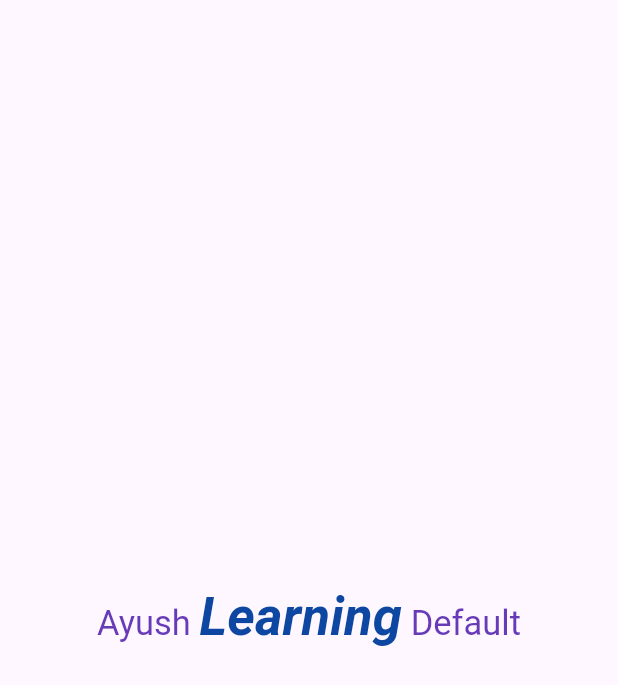
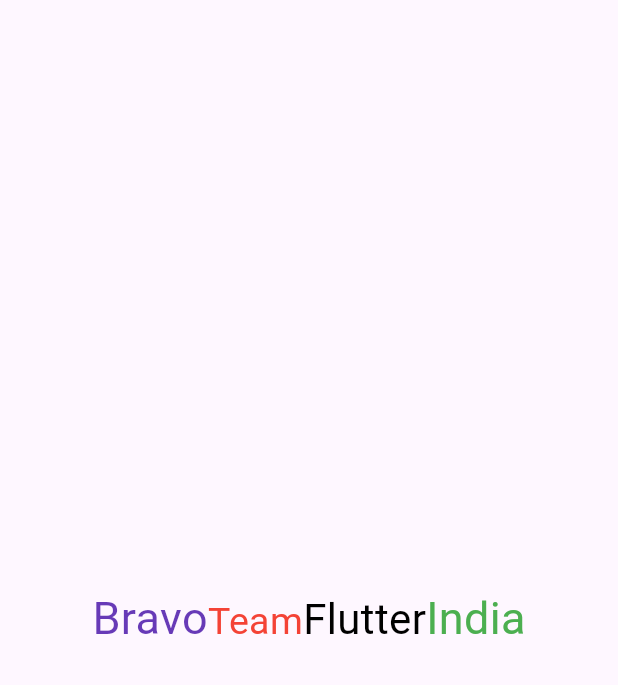
Before and after one commit to buildwithayush/learningWidgetsFlutter, a Flutter app: the screen it shows after launch, on a phone screen of 412 x 824 dp. Shown: the top 685 px of the screen. Run offline on Flutter 3.47's test engine with Material 3 defaults, Android fonts, the phone set to English and light mode, and no system bars.

Commit message:
LearnRich.Text Widget

```diff
--- /dev/null
+++ b/lib/basic_widgets.dart/text_widgets/text.rich.dart
@@ -0,0 +1,41 @@
+import 'package:flutter/material.dart';
+
+class TextdotRichWidget extends StatelessWidget {
+  const TextdotRichWidget({super.key});
+
+  @override
+  Widget build(BuildContext context) {
+    return Scaffold(
+      body: Center(
+        child: Text.rich(
+          TextSpan(
+            text: "Bravo",
+            style: const TextStyle(fontSize: 30, color: Colors.deepPurple),
+            children: <InlineSpan>[
+              TextSpan(
+                text: "Team",
+                style: const TextStyle(
+                  fontSize: 25,
+                  color: Colors.red,
+                ),
+              ),
+              TextSpan(
+               text: "Flutter",
+                style: const TextStyle(
+                    fontSize: 28,
+                    color: Colors.black,
+                  ),
+              ),
+              TextSpan(
+                text: "India",
+                style: const TextStyle(
+                  fontSize: 30,
+                  color: Colors.green,
+                ),
+              )
+         ] ),
+        ),
+      ),
+    );
+  }
+}
--- a/lib/main.dart
+++ b/lib/main.dart
@@ -1,5 +1,6 @@
 import 'package:flutter/material.dart';
-import 'package:widgetsflutter/basic_widgets.dart/text_widgets/rich_text.dart';
+
+import 'package:widgetsflutter/basic_widgets.dart/text_widgets/text.rich.dart';
 
 
 
@@ -16,6 +17,6 @@
   Widget build(BuildContext context) {
     return MaterialApp(
       debugShowCheckedModeBanner: false,
-       home: const RichTextWidget());
+       home: const TextdotRichWidget());
   }
 }
```
